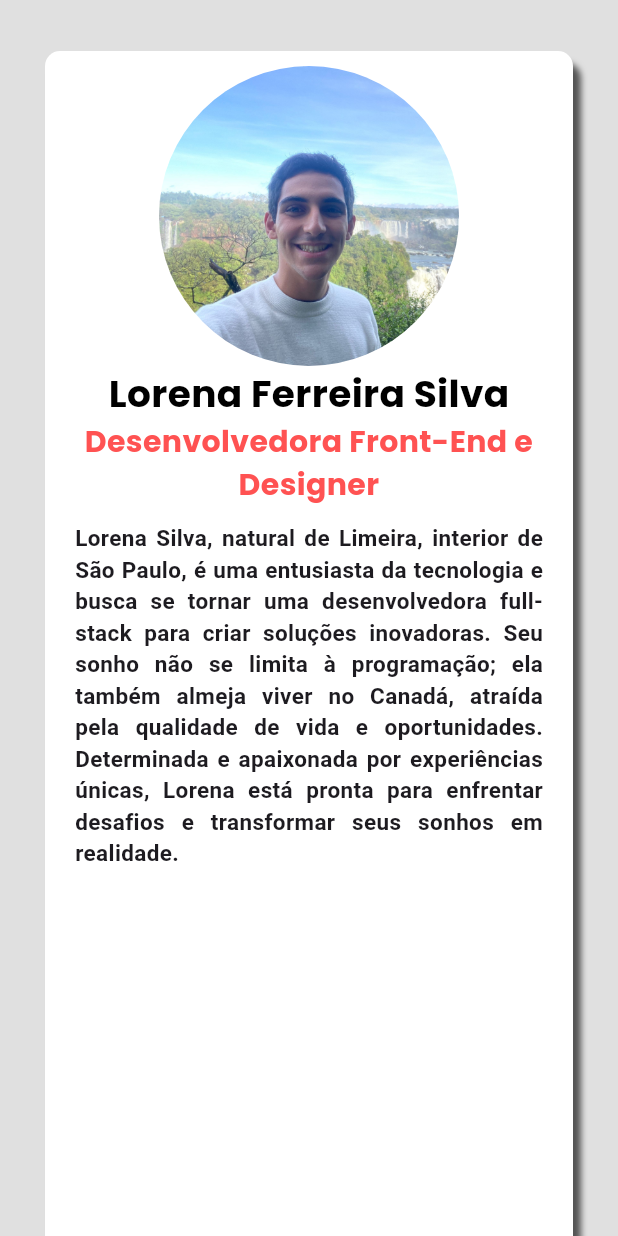
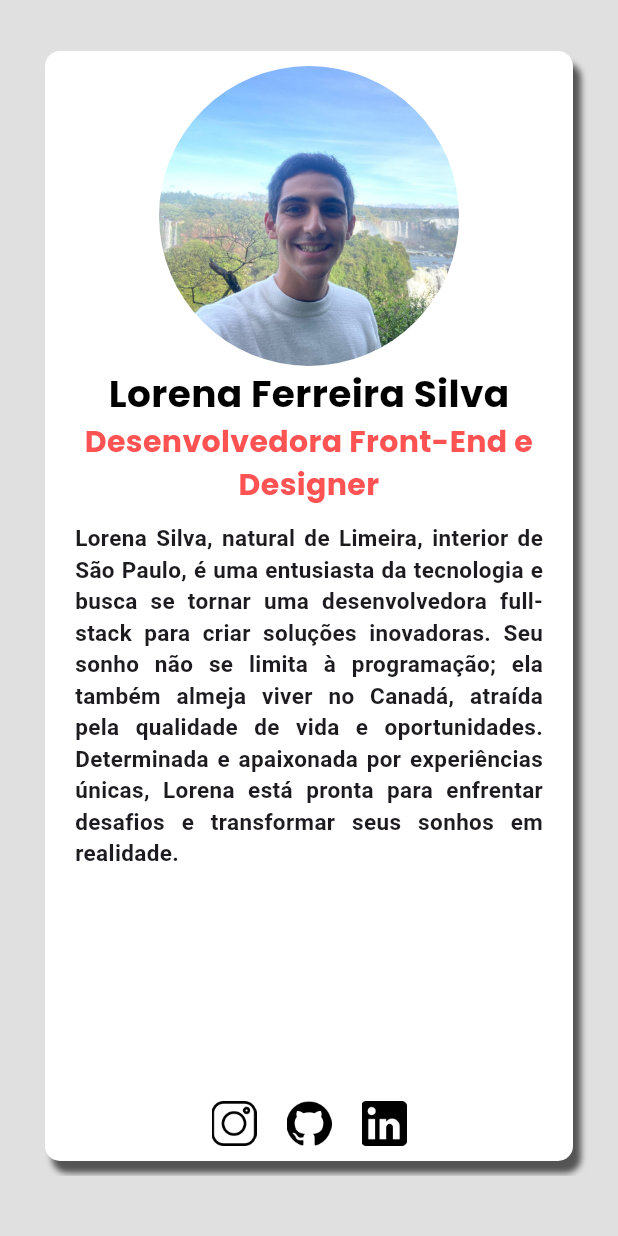
Before and after one commit to BeatrizAcardia/flutter_application_ecoment_inicial, a Flutter app: the screen it shows after launch, scrolled down 503 dp, on a phone screen of 412 x 824 dp. Run offline on Flutter 3.47's test engine with Material 3 defaults, Android fonts, the phone set to English and light mode, and no system bars; our stand-ins replace carousel_slider, email_validator; missing offline and left inert: br_validators.

Commit message:
Altura dos card arrumada

```diff
--- a/lib/views/sobre_nos.dart
+++ b/lib/views/sobre_nos.dart
@@ -90,7 +90,7 @@ class _SobreNosState extends State<SobreNos> {
                         SizedBox(height: 20,),
                         Container(
                           margin: const EdgeInsets.symmetric(vertical: 20),
-                          height: 816, //tamanho dos containers
+                          height: 750, //tamanho dos containers
                           child: PageView.builder(
                               scrollDirection: Axis.horizontal,
                               itemBuilder: (context, index) {
@@ -131,9 +131,12 @@ class _SobreNosState extends State<SobreNos> {
     ]
   ),
   child: Column(
-    mainAxisAlignment: MainAxisAlignment.start,
+    mainAxisAlignment: MainAxisAlignment.spaceBetween,
     children: [
-      SizedBox(height: 200, width: 200, child: ClipRRect(
+      Container(
+        child: Column(
+          children: [
+            SizedBox(height: 200, width: 200, child: ClipRRect(
         borderRadius: BorderRadius.circular(200),
         child: Image.asset(imgUrl, fit: BoxFit.cover,),
       ),),
@@ -144,14 +147,18 @@ class _SobreNosState extends State<SobreNos> {
         padding: EdgeInsets.fromLTRB(20, 0, 20, 0),
         child: Text(textaoo, style: tx1, textAlign: TextAlign.justify,),
       ),
-      SizedBox(height: 10,),
-      Row(
+          ],
+        ),
+      ),
+      Container(
+        padding: EdgeInsets.fromLTRB(0, 0, 0, 10),
+        child: Row(
         mainAxisAlignment: MainAxisAlignment.center,
         children: [
           MouseRegion(
           cursor: SystemMouseCursors.click,
           child: GestureDetector(
-            child: SizedBox(height: 30, child: Image.asset("assets/imgs/001-instagram.png", color: Colors.white,),),
+            child: SizedBox(height: 30, child: Image.asset("assets/imgs/001-instagram.png",),),
             onTap: () {
 
             },
@@ -161,7 +168,7 @@ class _SobreNosState extends State<SobreNos> {
         MouseRegion(
           cursor: SystemMouseCursors.click,
           child: GestureDetector(
-            child: SizedBox(height: 30, child: Image.asset("assets/imgs/logotipo-do-github.png", color: Colors.white,),),
+            child: SizedBox(height: 30, child: Image.asset("assets/imgs/logotipo-do-github.png",),),
             onTap: () {
 
             },
@@ -171,13 +178,14 @@ class _SobreNosState extends State<SobreNos> {
         MouseRegion(
           cursor: SystemMouseCursors.click,
           child: GestureDetector(
-            child: SizedBox(height: 30, child: Image.asset("assets/imgs/logotipo-do-linkedin.png", color: Colors.white,),),
+            child: SizedBox(height: 30, child: Image.asset("assets/imgs/logotipo-do-linkedin.png",),),
             onTap: () {
 
             },
           ),
         )
         ],
+      ),
       )
     ],
   ),
```
